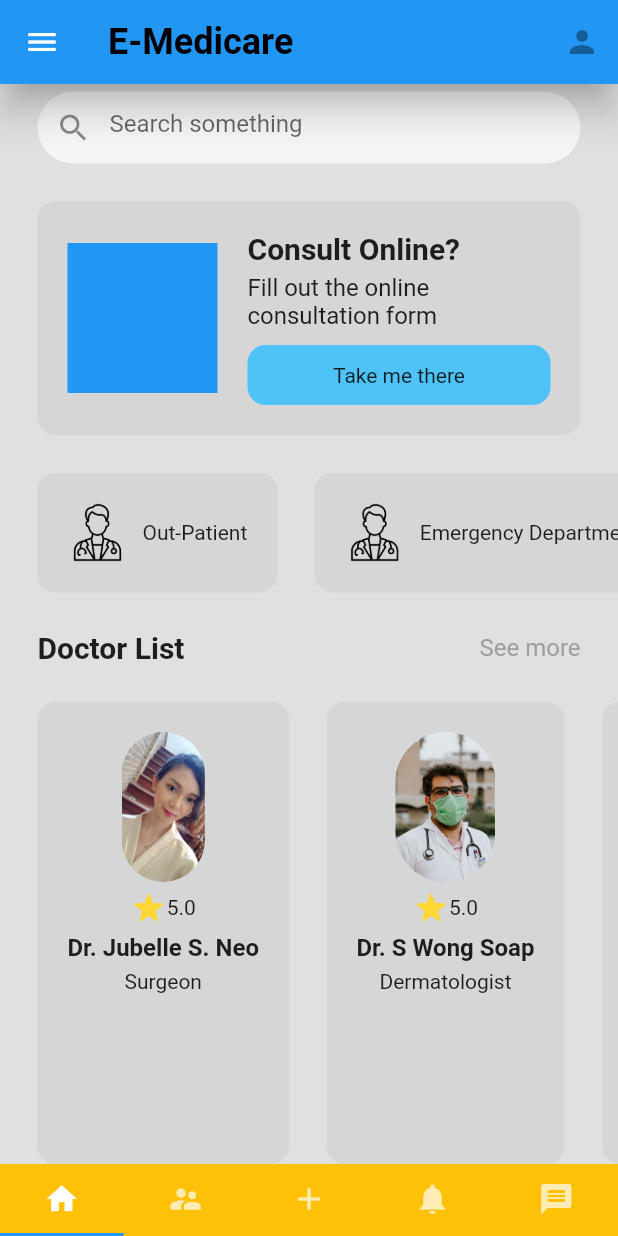
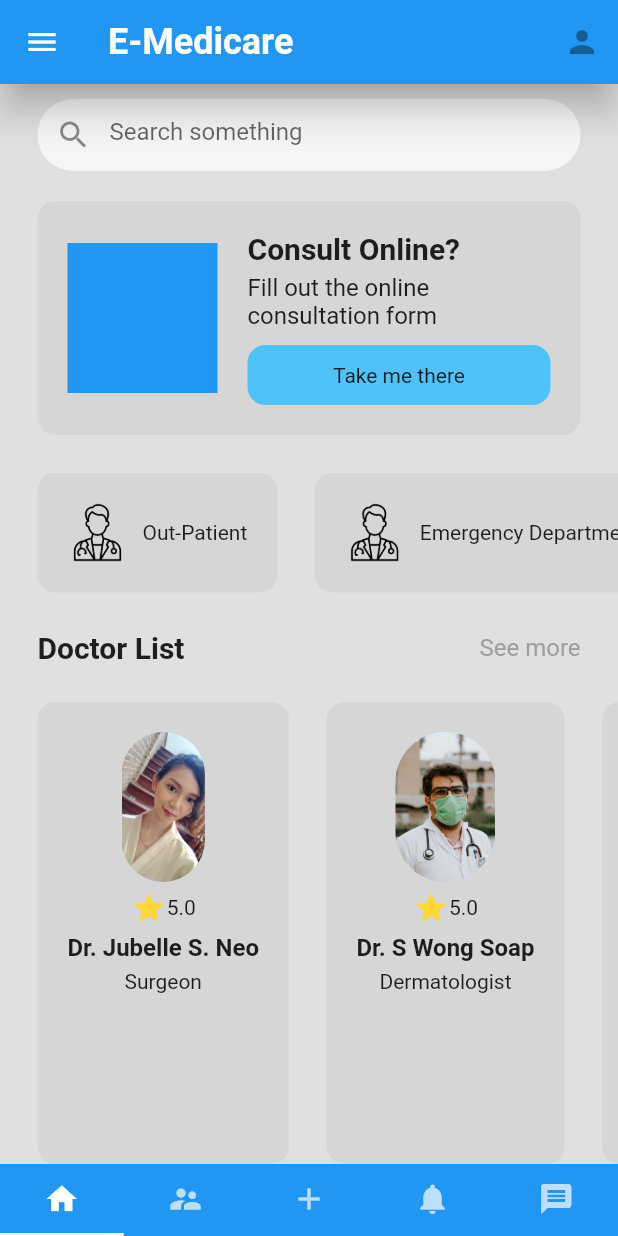
Before and after one commit to skzysty/emedicare, a Flutter app: the HomePage screen opened directly, on a phone screen of 412 x 824 dp. Run offline on Flutter 3.47's test engine with Material 2 defaults, Android fonts, the phone set to English and light mode, and no system bars.

Commit message:
updated file

```diff
--- a/lib/login_page.dart
+++ b/lib/login_page.dart
@@ -121,9 +121,6 @@ class _LoginPageState extends State<LoginPage> {
                 children: [
                   Text(
                     "Don't have an account?",
-                    style: TextStyle(
-                      fontWeight: FontWeight.bold,
-                    ),
                   ),
                   Text(
                     ' Register Now',
--- a/lib/main.dart
+++ b/lib/main.dart
@@ -12,7 +12,7 @@ class MyApp extends StatelessWidget {
   Widget build(BuildContext context) {
     return MaterialApp(
       debugShowCheckedModeBanner: false,
-      home: LoginPage(),
+      home: HomePage(),
     );
   }
 }
--- a/lib/pages/home_page.dart
+++ b/lib/pages/home_page.dart
@@ -28,7 +28,7 @@ class _HomePageState extends State<HomePage>
           title: new Text(
             'E-Medicare',
             style: TextStyle(
-                color: Colors.black, fontWeight: FontWeight.bold, fontSize: 24),
+                color: Colors.white, fontWeight: FontWeight.bold, fontSize: 24),
           ),
           leading: new Icon(Icons.menu),
           actions: <Widget>[
@@ -37,7 +37,7 @@ class _HomePageState extends State<HomePage>
           elevation: 10.0,
         ),
         bottomNavigationBar: Material(
-          color: Colors.amber,
+          color: Colors.blue,
           child: new TabBar(
             controller: _controller,
             tabs: <Widget>[
@@ -62,37 +62,8 @@ class _HomePageState extends State<HomePage>
         backgroundColor: Colors.grey[300],
         body: SafeArea(
             child: Column(children: [
-          //app bar
-          Padding(
-            padding: const EdgeInsets.symmetric(horizontal: 25.0),
-            child: Row(
-              mainAxisAlignment: MainAxisAlignment.spaceBetween,
-              children: [
-                // //name
-                // Column(
-                //   crossAxisAlignment: CrossAxisAlignment.start,
-                //   children: [
-                //     SizedBox(height: 8),
-                //     Text(
-                //       'E-Medicare',
-                //       style: TextStyle(
-                //           color: Colors.blueAccent,
-                //           fontWeight: FontWeight.bold,
-                //           fontSize: 24),
-                //     ),
-                //   ],
-                // ),
 
-                //notifications
-
-                // Container(
-                //     padding: EdgeInsets.all(8),
-                //     child: Icon(Icons.notifications)),
-              ],
-            ),
-          ),
-
-          SizedBox(height: 5),
+          SizedBox(height: 10),
 
           // search bar
           Padding(
@@ -110,7 +81,7 @@ class _HomePageState extends State<HomePage>
                     ),
                   ))),
 
-          SizedBox(height: 25),
+          SizedBox(height: 20),
 
           // card -> how do you feel?
           Padding(
```
